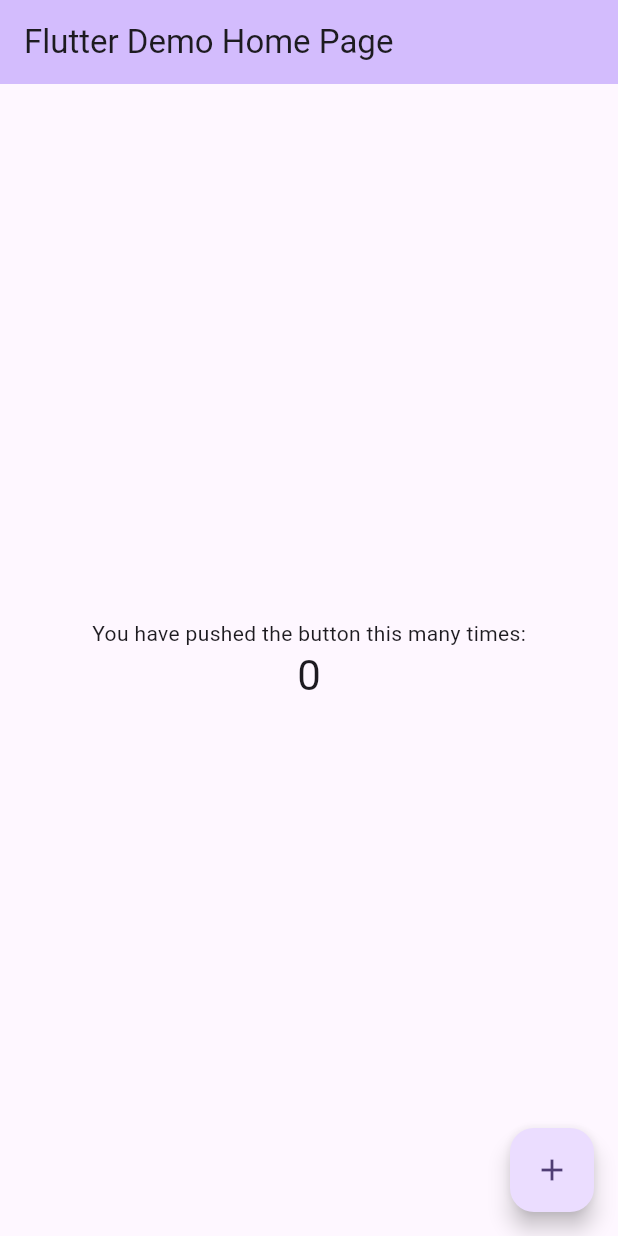
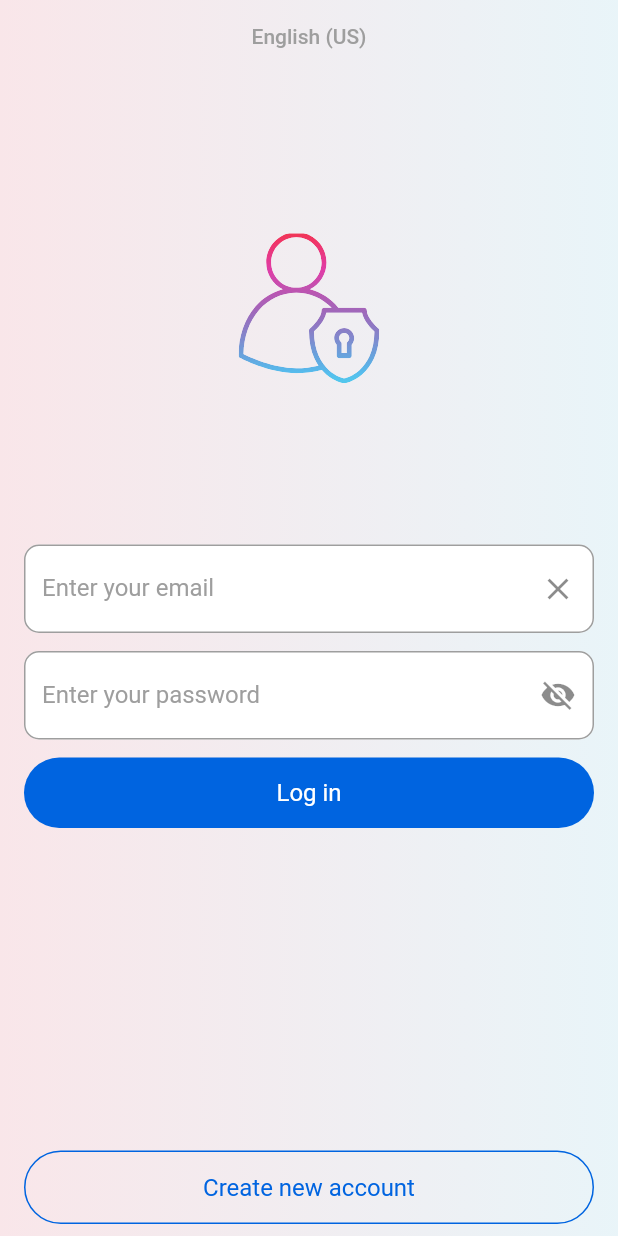
Before and after one commit to BilawalMehfooz1/authenticatorx, a Flutter app: the screen it shows after launch, on a phone screen of 412 x 824 dp. Run offline on Flutter 3.47's test engine with Material 2 defaults, Android fonts, the light colour scheme and no system bars; our stand-ins replace flutter_svg.

Commit message:
setting up login screen

```diff
--- /dev/null
+++ b/lib/data/colors.dart
@@ -0,0 +1,14 @@
+import 'package:flutter/material.dart';
+
+const greyColor = Colors.grey;
+const whiteColor = Colors.white;
+const blackColor = Colors.black;
+const blueColor = Color.fromRGBO(0, 100, 224, 1);
+const authBackColor1 = Color.fromRGBO(241, 54, 86, 0.1);
+const authBackColor2 = Color.fromRGBO(83, 197, 237, 0.1);
+
+const gradient = LinearGradient(
+  colors: [authBackColor1, authBackColor2],
+  begin: Alignment.centerLeft,
+  end: Alignment.centerRight,
+);
--- a/lib/main.dart
+++ b/lib/main.dart
@@ -1,4 +1,5 @@
 import 'package:flutter/material.dart';
+import 'package:authenticatorx/screens/login_screen.dart';
 
 void main() {
   runApp(const MyApp());
@@ -7,119 +8,10 @@ void main() {
 class MyApp extends StatelessWidget {
   const MyApp({super.key});
 
-  // This widget is the root of your application.
   @override
   Widget build(BuildContext context) {
-    return MaterialApp(
-      title: 'Flutter Demo',
-      theme: ThemeData(
-        // This is the theme of your application.
-        //
-        // TRY THIS: Try running your application with "flutter run". You'll see
-        // the application has a blue toolbar. Then, without quitting the app,
-        // try changing the seedColor in the colorScheme below to Colors.green
-        // and then invoke "hot reload" (save your changes or press the "hot
-        // reload" button in a Flutter-supported IDE, or press "r" if you used
-        // the command line to start the app).
-        //
-        // Notice that the counter didn't reset back to zero; the application
-        // state is not lost during the reload. To reset the state, use hot
-        // restart instead.
-        //
-        // This works for code too, not just values: Most code changes can be
-        // tested with just a hot reload.
-        colorScheme: ColorScheme.fromSeed(seedColor: Colors.deepPurple),
-        useMaterial3: true,
-      ),
-      home: const MyHomePage(title: 'Flutter Demo Home Page'),
+    return const MaterialApp(
+      home: LoginScreen(),
     );
   }
 }
-
-class MyHomePage extends StatefulWidget {
-  const MyHomePage({super.key, required this.title});
-
-  // This widget is the home page of your application. It is stateful, meaning
-  // that it has a State object (defined below) that contains fields that affect
-  // how it looks.
-
-  // This class is the configuration for the state. It holds the values (in this
-  // case the title) provided by the parent (in this case the App widget) and
-  // used by the build method of the State. Fields in a Widget subclass are
-  // always marked "final".
-
-  final String title;
-
-  @override
-  State<MyHomePage> createState() => _MyHomePageState();
-}
-
-class _MyHomePageState extends State<MyHomePage> {
-  int _counter = 0;
-
-  void _incrementCounter() {
-    setState(() {
-      // This call to setState tells the Flutter framework that something has
-      // changed in this State, which causes it to rerun the build method below
-      // so that the display can reflect the updated values. If we changed
-      // _counter without calling setState(), then the build method would not be
-      // called again, and so nothing would appear to happen.
-      _counter++;
-    });
-  }
-
-  @override
-  Widget build(BuildContext context) {
-    // This method is rerun every time setState is called, for instance as done
-    // by the _incrementCounter method above.
-    //
-    // The Flutter framework has been optimized to make rerunning build methods
-    // fast, so that you can just rebuild anything that needs updating rather
-    // than having to individually change instances of widgets.
-    return Scaffold(
-      appBar: AppBar(
-        // TRY THIS: Try changing the color here to a specific color (to
-        // Colors.amber, perhaps?) and trigger a hot reload to see the AppBar
-        // change color while the other colors stay the same.
-        backgroundColor: Theme.of(context).colorScheme.inversePrimary,
-        // Here we take the value from the MyHomePage object that was created by
-        // the App.build method, and use it to set our appbar title.
-        title: Text(widget.title),
-      ),
-      body: Center(
-        // Center is a layout widget. It takes a single child and positions it
-        // in the middle of the parent.
-        child: Column(
-          // Column is also a layout widget. It takes a list of children and
-          // arranges them vertically. By default, it sizes itself to fit its
-          // children horizontally, and tries to be as tall as its parent.
-          //
-          // Column has various properties to control how it sizes itself and
-          // how it positions its children. Here we use mainAxisAlignment to
-          // center the children vertically; the main axis here is the vertical
-          // axis because Columns are vertical (the cross axis would be
-          // horizontal).
-          //
-          // TRY THIS: Invoke "debug painting" (choose the "Toggle Debug Paint"
-          // action in the IDE, or press "p" in the console), to see the
-          // wireframe for each widget.
-          mainAxisAlignment: MainAxisAlignment.center,
-          children: <Widget>[
-            const Text(
-              'You have pushed the button this many times:',
-            ),
-            Text(
-              '$_counter',
-              style: Theme.of(context).textTheme.headlineMedium,
-            ),
-          ],
-        ),
-      ),
-      floatingActionButton: FloatingActionButton(
-        onPressed: _incrementCounter,
-        tooltip: 'Increment',
-        child: const Icon(Icons.add),
-      ), // This trailing comma makes auto-formatting nicer for build methods.
-    );
-  }
-}
--- /dev/null
+++ b/lib/screens/login_screen.dart
@@ -0,0 +1,129 @@
+import 'package:flutter/material.dart';
+import 'package:flutter_svg/flutter_svg.dart';
+import 'package:authenticatorx/data/colors.dart';
+import 'package:authenticatorx/widgets/text_input_field.dart';
+
+class LoginScreen extends StatefulWidget {
+  const LoginScreen({super.key});
+
+  @override
+  State<LoginScreen> createState() => _LoginScreenState();
+}
+
+class _LoginScreenState extends State<LoginScreen> {
+  final _formKey = GlobalKey<FormState>();
+  final _emailController = TextEditingController();
+  final _passwordController = TextEditingController();
+
+  @override
+  void dispose() {
+    super.dispose();
+    _emailController.dispose();
+    _passwordController.dispose();
+  }
+
+  @override
+  Widget build(BuildContext context) {
+    return Scaffold(
+      body: SafeArea(
+        child: Container(
+          decoration: const BoxDecoration(
+            gradient: gradient,
+          ),
+          padding: const EdgeInsets.symmetric(horizontal: 16),
+          width: double.infinity,
+          child: Form(
+            key: _formKey,
+            child: Column(
+              crossAxisAlignment: CrossAxisAlignment.center,
+              children: [
+                TextButton(
+                  onPressed: () {},
+                  child: const Text(
+                    'English (US)',
+                    style: TextStyle(
+                      color: greyColor,
+                    ),
+                  ),
+                ),
+                const Spacer(),
+
+                //Login Logo Picture
+                SvgPicture.asset(
+                  'assets/images/security.svg',
+                  height: 100,
+                ),
+                const Spacer(),
+
+                //Email Input Field
+                TextInputField(
+                  labelText: 'Enter your email',
+                  keyboardType: TextInputType.emailAddress,
+                  controller: _emailController,
+                  icon: Icons.clear,
+                ),
+                const SizedBox(height: 12),
+
+                //Password Input Field
+                TextInputField(
+                  labelText: 'Enter your password',
+                  obsecureText: true,
+                  keyboardType: TextInputType.text,
+                  controller: _passwordController,
+                  icon: Icons.visibility_off,
+                ),
+                const SizedBox(height: 12),
+
+                //Login Button
+                InkWell(
+                  onTap: () {},
+                  child: Container(
+                    width: double.infinity,
+                    alignment: Alignment.center,
+                    padding: const EdgeInsets.symmetric(vertical: 14),
+                    decoration: const BoxDecoration(
+                      borderRadius: BorderRadius.all(Radius.circular(25)),
+                      color: blueColor,
+                    ),
+                    child: const Text(
+                      'Log in',
+                      style: TextStyle(
+                        fontSize: 16,
+                        color: whiteColor,
+                      ),
+                    ),
+                  ),
+                ),
+
+                const Spacer(flex: 2),
+
+                //switch to sign up
+                InkWell(
+                  onTap: () {},
+                  child: Container(
+                    width: double.infinity,
+                    alignment: Alignment.center,
+                    padding: const EdgeInsets.symmetric(vertical: 14),
+                    decoration: BoxDecoration(
+                      border: Border.all(color: blueColor),
+                      borderRadius: const BorderRadius.all(Radius.circular(25)),
+                      color: Colors.transparent,
+                    ),
+                    child: const Text(
+                      'Create new account',
+                      style: TextStyle(
+                        color: blueColor,
+                        fontSize: 16,
+                      ),
+                    ),
+                  ),
+                ),
+                const SizedBox(height: 8),
+              ],
+            ),
+          ),
+        ),
+      ),
+    );
+  }
+}
--- /dev/null
+++ b/lib/widgets/text_input_field.dart
@@ -0,0 +1,56 @@
+import 'package:authenticatorx/data/colors.dart';
+import 'package:flutter/material.dart';
+
+class TextInputField extends StatelessWidget {
+  const TextInputField({
+    super.key,
+    this.obsecureText = false,
+    required this.icon,
+    required this.labelText,
+    required this.controller,
+    required this.keyboardType,
+  });
+
+  final String labelText;
+  final bool obsecureText;
+  final IconData icon;
+  final TextInputType keyboardType;
+  final TextEditingController controller;
+
+  @override
+  Widget build(BuildContext context) {
+    const inputBorder = OutlineInputBorder(
+      borderSide: BorderSide(color: greyColor),
+      borderRadius: BorderRadius.all(
+        Radius.circular(10),
+      ),
+    );
+
+    return TextFormField(
+      cursorColor: blackColor,
+      obscureText: obsecureText,
+      controller: controller,
+      keyboardType: keyboardType,
+      decoration: InputDecoration(
+        labelText: labelText,
+        floatingLabelStyle: const TextStyle(color: blackColor),
+        labelStyle: const TextStyle(
+          color: greyColor,
+          fontSize: 16,
+          fontWeight: FontWeight.w400,
+        ),
+        border: inputBorder,
+        focusedBorder: inputBorder.copyWith(
+          borderSide: const BorderSide(
+            color: blackColor,
+          ),
+        ),
+        errorBorder: inputBorder,
+        suffixIcon: Icon(icon),
+        enabledBorder: inputBorder,
+        filled: true,
+        fillColor: whiteColor,
+      ),
+    );
+  }
+}
```
Also changed, not shown: pubspec.yaml (+4 -3 lines), assets/images/fingerprint.svg (added), assets/images/security.svg (added), pubspec.lock.
